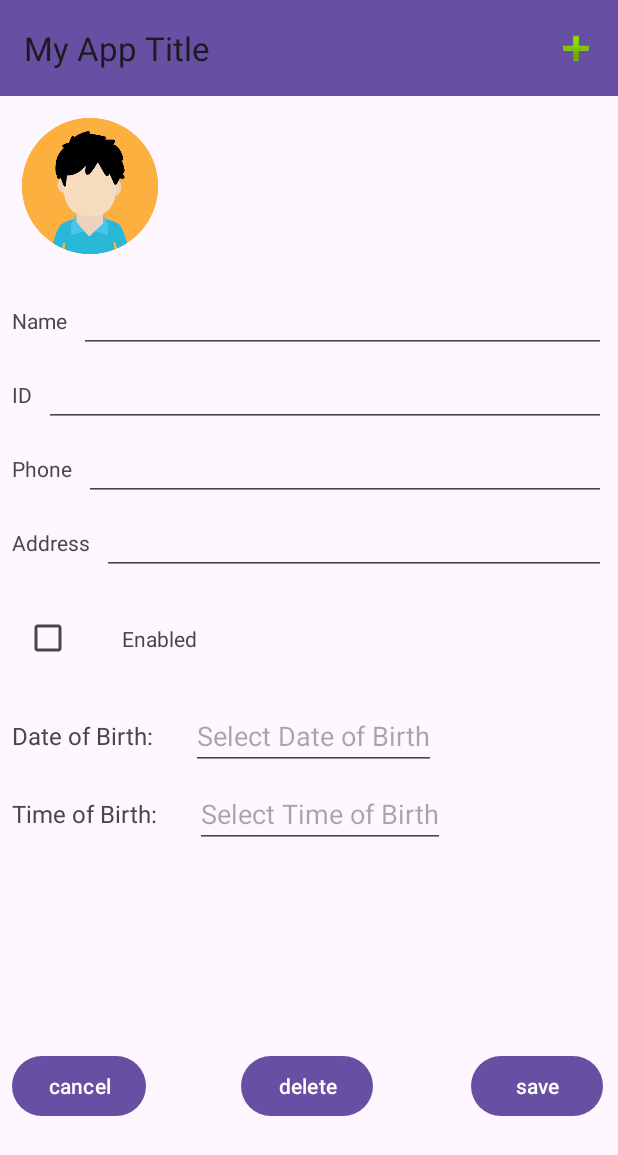
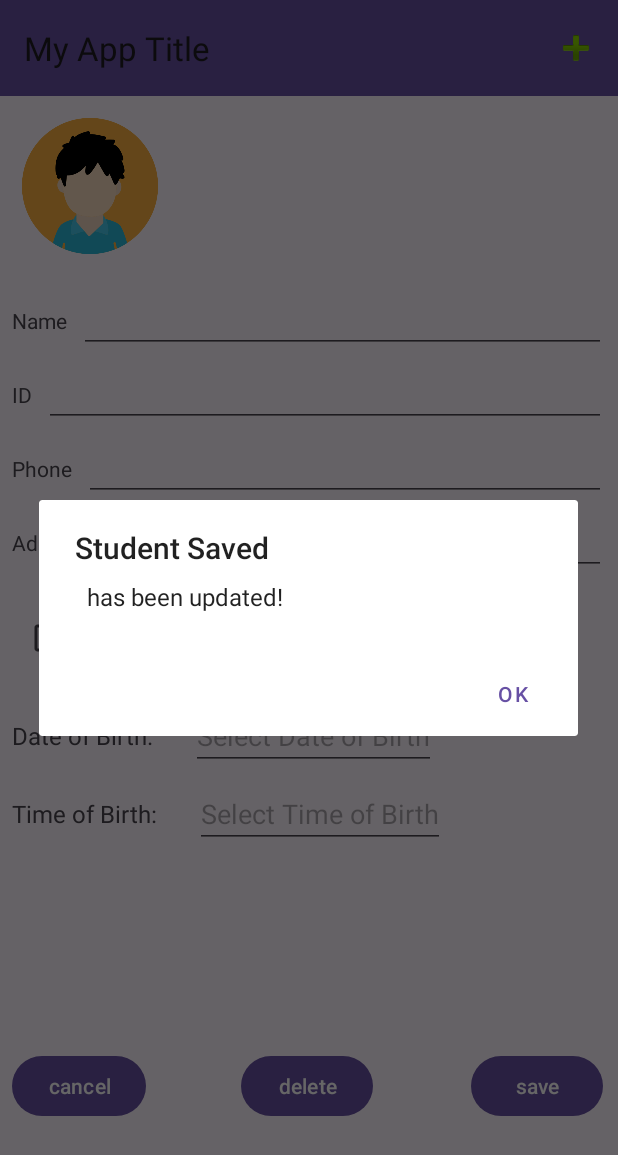
Before and after one commit to netanelzucaim/AndroidAssignment3, an Android app: the fragment EditStudentFragment placed in its activity, after a tap on "save", on a phone screen of 412 x 824 dp. Shown: the top 1155 px of the screen. Run offline under Robolectric (Android 15) with nearby library versions, the phone set to English and light mode, and no system bars; our stand-ins replace navigation-ui; 4 statements that could not run were skipped.

Commit message:
added alert dialog when click on save

```diff
--- a/app/src/main/java/com/idz/colman24class2/EditStudentFragment.kt
+++ b/app/src/main/java/com/idz/colman24class2/EditStudentFragment.kt
@@ -69,9 +69,25 @@ class EditStudentFragment : Fragment() {
         if (studentIndex != -1) {
             Model.shared.students[studentIndex] = updatedStudent
         }
+
+        val alertDialog = android.app.AlertDialog.Builder(requireContext())
+            .setTitle("Student Saved")
+            .setMessage("${nameEditText?.text} ${idEditText?.text} has been updated!")
+            .setPositiveButton("OK") { dialog, _ ->
+                dialog.dismiss()  // Dismiss the dialog when OK is pressed
+            }
+            .create()
+
+        // Show the dialog
+        alertDialog.show()
+
+        // Use a Handler to wait a few seconds before navigating to the previous page
+        val handler = android.os.Handler()
+        handler.postDelayed({
+            // Navigate to the previous fragment (back to the previous page)
             Navigation.findNavController(view).popBackStack()
             Navigation.findNavController(view).popBackStack()
-
+        }, 2000)
     }
     private fun onCancelClick(view: View) {
         Navigation.findNavController(view).popBackStack()
--- a/app/src/main/res/navigation/nav_graph.xml
+++ b/app/src/main/res/navigation/nav_graph.xml
@@ -39,7 +39,7 @@
     <fragment
         android:id="@+id/editStudentFragment"
         android:name="com.idz.colman24class2.EditStudentFragment"
-        android:label="fragment_edit_student"
+        android:label="edit student"
         tools:layout="@layout/fragment_edit_student" >
         <argument
             android:name="student"
```
Also changed, not shown: app/src/main/java/com/idz/colman24class2/AddStudentFragment.kt (+18 -1 lines). Lines whose indentation alone changed are shown as unchanged.
